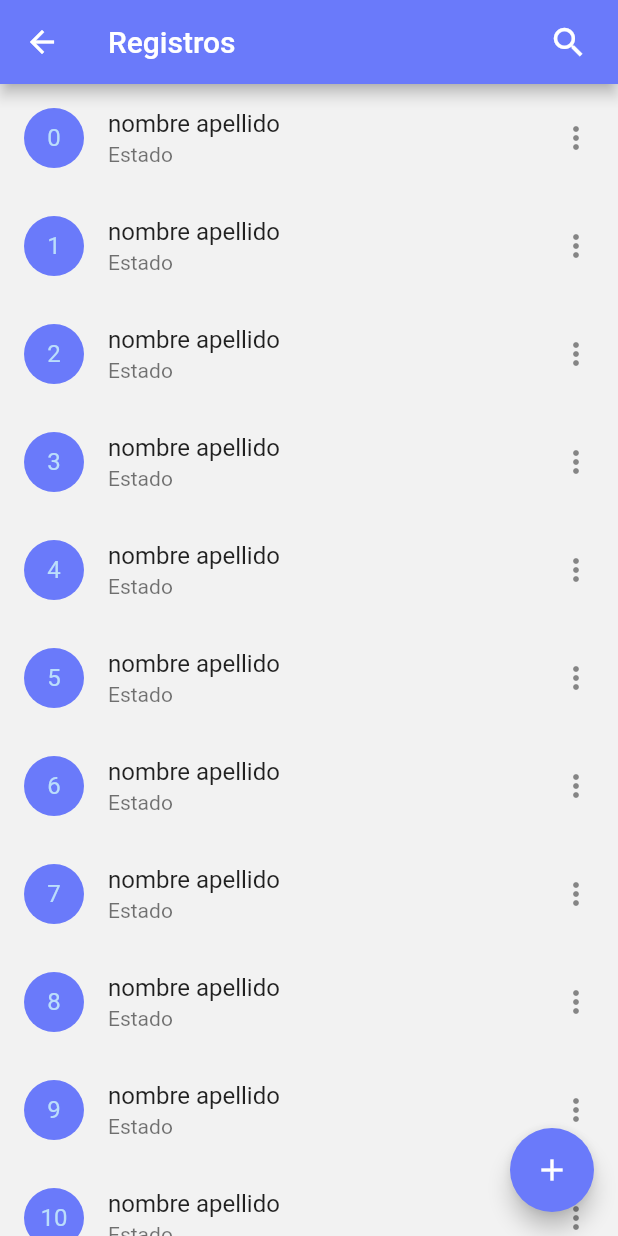
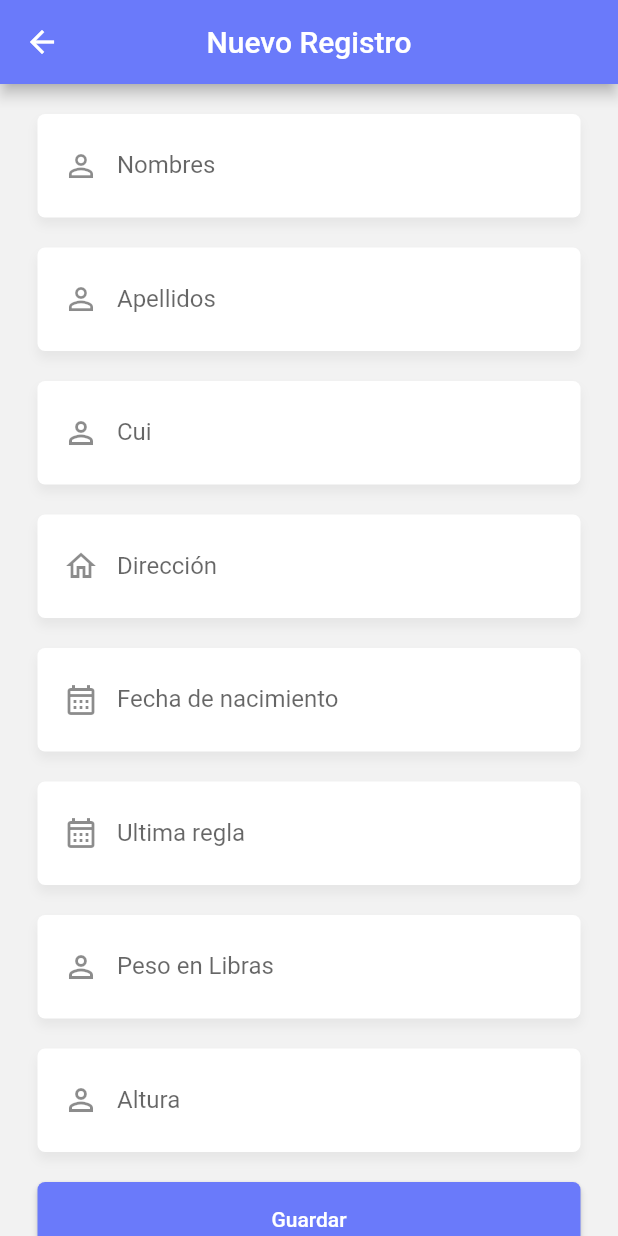
Before and after one commit to Fernatzoc/mobileSalud, a Flutter app: the PregnacyScreen screen opened by its route, after a tap on the "add" icon, on a phone screen of 412 x 824 dp. Run offline on Flutter 3.47's test engine with Material 2 defaults, Android fonts, the phone set to English and light mode, and no system bars; drawn by our look-alikes of date_time_picker; our stand-ins replace flutter_secure_storage, fluttertoast; accounts and stored records are empty; network calls fail.

Commit message:
Pregnacy added

```diff
--- a/lib/main.dart
+++ b/lib/main.dart
@@ -1,9 +1,8 @@
 import 'package:flutter/material.dart';
 import 'package:provider/provider.dart';
 
-import 'providers/user_service.dart';
+import 'providers/index.dart';
 import 'routes/routes.dart';
-import 'providers/auth_service.dart';
 import 'theme.dart';
 
 void main() => runApp(const MyApp());
@@ -17,6 +16,7 @@ class MyApp extends StatelessWidget {
       providers: [
         ChangeNotifierProvider(create: (_) => AuthService()),
         ChangeNotifierProvider(create: (_) => UserService()),
+        ChangeNotifierProvider(create: (_) => PregnancyService()),
       ],
       child: MaterialApp(
         debugShowCheckedModeBanner: false,
--- a/lib/models/index.dart
+++ b/lib/models/index.dart
@@ -1,2 +1,3 @@
 export './user.dart';
-export 'login_response.dart';
+export './login_response.dart';
+export './users_response.dart';
--- a/lib/models/user.dart
+++ b/lib/models/user.dart
@@ -3,6 +3,7 @@ class User {
     this.id,
     this.name,
     this.email,
+    this.rol,
     this.emailVerifiedAt,
     this.createdAt,
     this.updatedAt,
@@ -11,6 +12,7 @@ class User {
   int? id;
   String? name;
   String? email;
+  String? rol;
   String? emailVerifiedAt;
   String? createdAt;
   String? updatedAt;
@@ -19,6 +21,7 @@ class User {
         id: json["id"],
         name: json["name"],
         email: json["email"],
+        rol: json["rol"],
         emailVerifiedAt: json["email_verified_at"],
         createdAt: json["created_at"],
         updatedAt: json["updated_at"],
@@ -28,6 +31,7 @@ class User {
         "id": id,
         "name": name,
         "email": email,
+        "rol": rol,
         "email_verified_at": emailVerifiedAt,
         "created_at": createdAt,
         "updated_at": updatedAt,
--- /dev/null
+++ b/lib/providers/index.dart
@@ -0,0 +1,3 @@
+export './auth_service.dart';
+export './pregnancy_service.dart';
+export './user_service.dart';
--- /dev/null
+++ b/lib/providers/pregnancy_service.dart
@@ -0,0 +1,18 @@
+import 'package:flutter/material.dart';
+
+class PregnancyService with ChangeNotifier {
+  // Validation
+  GlobalKey<FormState> formKey = GlobalKey<FormState>();
+  String names = '';
+  String lastnames = '';
+  String cui = '';
+  String addres = '';
+  String dateOfBirth = '';
+  String lastRule = '';
+  String weight = '';
+  String height = '';
+
+  bool isValidForm() {
+    return formKey.currentState?.validate() ?? false;
+  }
+}
--- a/lib/routes/routes.dart
+++ b/lib/routes/routes.dart
@@ -9,4 +9,5 @@ final Map<String, Widget Function(BuildContext)> appRoutes = {
   'users': (_) => const UsersScreen(),
   'pregnancy': (_) => const PregnacyScreen(),
   'createUser': (_) => const CreateUserScreen(),
+  'createRegister': (_) => const CreateRegisterScreen(),
 };
--- /dev/null
+++ b/lib/screen/create_register_screen.dart
@@ -0,0 +1,203 @@
+import 'package:flutter/material.dart';
+import 'package:date_time_picker/date_time_picker.dart';
+import 'package:provider/provider.dart';
+
+import '../global/validations.dart';
+import '../providers/index.dart';
+import '../widgets/index.dart';
+
+class CreateRegisterScreen extends StatelessWidget {
+  const CreateRegisterScreen({super.key});
+
+  @override
+  Widget build(BuildContext context) {
+    return Scaffold(
+      appBar: AppBar(
+        title: const Text('Nuevo Registro'),
+        centerTitle: true,
+      ),
+      body: SingleChildScrollView(
+        physics: const BouncingScrollPhysics(),
+        child: Column(
+          mainAxisAlignment: MainAxisAlignment.spaceBetween,
+          children: const [_FormPregnant()],
+        ),
+      ),
+    );
+  }
+}
+
+class _FormPregnant extends StatelessWidget {
+  const _FormPregnant({Key? key}) : super(key: key);
+
+  @override
+  Widget build(BuildContext context) {
+    final pregnancyService = Provider.of<PregnancyService>(context);
+
+    return Container(
+      margin: const EdgeInsets.only(top: 20),
+      padding: const EdgeInsets.symmetric(horizontal: 25),
+      child: Form(
+        key: pregnancyService.formKey,
+        autovalidateMode: AutovalidateMode.onUserInteraction,
+        child: Column(
+          children: [
+            CustomInput(
+                icon: Icons.person_outline,
+                placeHolder: 'Nombres',
+                labelText: const Text('Nombres'),
+                keyboadType: TextInputType.name,
+                onChanged: (value) => pregnancyService.names = value!,
+                validator: (value) {
+                  return (value?.trim().isNotEmpty == true)
+                      ? null
+                      : 'El campo nombres es requerido';
+                }),
+            CustomInput(
+                icon: Icons.person_outline,
+                placeHolder: 'Apellidos',
+                labelText: const Text('Apellidos'),
+                keyboadType: TextInputType.name,
+                onChanged: (value) => pregnancyService.lastnames = value!,
+                validator: (value) {
+                  return (value?.trim().isNotEmpty == true)
+                      ? null
+                      : 'El campo apellidos es requerido';
+                }),
+            CustomInput(
+                icon: Icons.perm_identity_outlined,
+                placeHolder: 'Cui',
+                labelText: const Text('Cui'),
+                keyboadType: TextInputType.number,
+                onChanged: (value) => pregnancyService.cui = value!,
+                validator: (value) {
+                  return (value?.trim().isNotEmpty == true)
+                      ? null
+                      : 'El campo cui es requerido';
+                }),
+            CustomInput(
+                icon: Icons.home_outlined,
+                placeHolder: 'Dirección',
+                labelText: const Text('Dirección'),
+                keyboadType: TextInputType.text,
+                onChanged: (value) => pregnancyService.addres = value!,
+                validator: (value) {
+                  return (value?.trim().isNotEmpty == true)
+                      ? null
+                      : 'El campo dirección es requerido';
+                }),
+            Container(
+              padding:
+                  const EdgeInsets.only(top: 5, left: 5, bottom: 5, right: 20),
+              margin: const EdgeInsets.only(bottom: 20),
+              decoration: BoxDecoration(
+                  color: Colors.white,
+                  borderRadius: BorderRadius.circular(5),
+                  boxShadow: <BoxShadow>[
+                    BoxShadow(
+                        color: Colors.black.withOpacity(0.05),
+                        offset: const Offset(0, 5),
+                        blurRadius: 5)
+                  ]),
+              child: DateTimePicker(
+                initialValue: '',
+                firstDate: DateTime(1800),
+                lastDate: DateTime(2030),
+                dateLabelText: 'Fecha de Nacimiento',
+                confirmText: 'Aceptar',
+                cancelText: 'Cancelar',
+                calendarTitle: 'Seleccione Fecha',
+                decoration: const InputDecoration(
+                  hintText: 'Fecha de nacimiento',
+                  focusedBorder: InputBorder.none,
+                  label: Text('Fecha de nacimiento'),
+                  prefixIcon: Icon(Icons.calendar_month_outlined),
+                  border: InputBorder.none,
+                ),
+                onChanged: (value) => pregnancyService.dateOfBirth = value,
+                validator: (value) {
+                  return (value?.trim().isNotEmpty == true)
+                      ? null
+                      : 'El campo cui es requerido';
+                },
+              ),
+            ),
+            Container(
+              padding:
+                  const EdgeInsets.only(top: 5, left: 5, bottom: 5, right: 20),
+              margin: const EdgeInsets.only(bottom: 20),
+              decoration: BoxDecoration(
+                  color: Colors.white,
+                  borderRadius: BorderRadius.circular(5),
+                  boxShadow: <BoxShadow>[
+                    BoxShadow(
+                        color: Colors.black.withOpacity(0.05),
+                        offset: const Offset(0, 5),
+                        blurRadius: 5)
+                  ]),
+              child: DateTimePicker(
+                initialValue: '',
+                firstDate: DateTime(1800),
+                lastDate: DateTime(2030),
+                dateLabelText: 'Ultima regla',
+                confirmText: 'Aceptar',
+                cancelText: 'Cancelar',
+                calendarTitle: 'Seleccione Fecha',
+                decoration: const InputDecoration(
+                  hintText: 'Ultima regla',
+                  focusedBorder: InputBorder.none,
+                  label: Text('Ultima regla'),
+                  prefixIcon: Icon(Icons.calendar_month_outlined),
+                  border: InputBorder.none,
+                ),
+                onChanged: (value) => pregnancyService.lastRule = value,
+                validator: (value) {
+                  return (value?.trim().isNotEmpty == true)
+                      ? null
+                      : 'El campo cui es requerido';
+                },
+              ),
+            ),
+            CustomInput(
+                icon: Icons.perm_identity_outlined,
+                placeHolder: 'Peso en Libras',
+                labelText: const Text('Peso en Libras'),
+                keyboadType: TextInputType.number,
+                onChanged: (value) => pregnancyService.weight = value!,
+                validator: (value) {
+                  return (value?.trim().isNotEmpty == true)
+                      ? null
+                      : 'El campo peso es requerido';
+                }),
+            CustomInput(
+                icon: Icons.perm_identity_outlined,
+                placeHolder: 'Altura',
+                labelText: const Text('Altura'),
+                keyboadType: TextInputType.number,
+                onChanged: (value) => pregnancyService.height = value!,
+                validator: (value) {
+                  return (value?.trim().isNotEmpty == true)
+                      ? null
+                      : 'El campo altura es requerido';
+                }),
+            CustomButton(
+                color: Theme.of(context).primaryColor,
+                text: 'Guardar',
+                onPressed: (() {
+                  FocusScope.of(context).unfocus();
+                  if (!pregnancyService.isValidForm()) return;
+                  print(pregnancyService.names);
+                  print(pregnancyService.lastnames);
+                  print(pregnancyService.cui);
+                  print(pregnancyService.addres);
+                  print(pregnancyService.dateOfBirth);
+                  print(pregnancyService.lastRule);
+                  print(pregnancyService.weight);
+                  print(pregnancyService.height);
+                }))
+          ],
+        ),
+      ),
+    );
+  }
+}
--- a/lib/screen/create_user_screen.dart
+++ b/lib/screen/create_user_screen.dart
@@ -54,6 +54,7 @@ class _FormState extends State<_Form> {
             CustomInput(
               icon: Icons.person_outline,
               placeHolder: 'Nombre',
+              labelText: const Text('Nombre'),
               keyboadType: TextInputType.name,
               onChanged: (value) => userService.name = value!,
               validator: (value) {
@@ -65,6 +66,7 @@ class _FormState extends State<_Form> {
             CustomInput(
               icon: Icons.mail_outline,
               placeHolder: 'Correo',
+              labelText: const Text('Correo'),
               keyboadType: TextInputType.emailAddress,
               onChanged: (value) => userService.email = value!,
               validator: (value) {
@@ -104,6 +106,7 @@ class _FormState extends State<_Form> {
                     prefixIcon: Icon(Icons.admin_panel_settings_outlined),
                     focusedBorder: InputBorder.none,
                     border: InputBorder.none,
+                    label: Text('Rol'),
                     hintText: 'Rol'),
                 validator: (value) {
                   return (value?.trim().isNotEmpty == true)
@@ -116,6 +119,7 @@ class _FormState extends State<_Form> {
             CustomInput(
               icon: Icons.lock_outline,
               placeHolder: 'Contraseña',
+              labelText: const Text('Contraseña'),
               keyboadType: TextInputType.emailAddress,
               isPassword: userService.isObscure,
               suffixIcon: IconButton(
--- a/lib/screen/login_screen.dart
+++ b/lib/screen/login_screen.dart
@@ -75,6 +75,7 @@ class __FormState extends State<_Form> {
             CustomInput(
               icon: Icons.mail_outline,
               placeHolder: 'Correo',
+              labelText: const Text('Correo'),
               keyboadType: TextInputType.emailAddress,
               onChanged: (value) => authService.email = value!,
               validator: (value) {
@@ -91,6 +92,7 @@ class __FormState extends State<_Form> {
               placeHolder: 'Contraseña',
               keyboadType: TextInputType.emailAddress,
               isPassword: authService.isObscure,
+              labelText: const Text('Contraseña'),
               suffixIcon: IconButton(
                   icon: Icon(authService.isObscure
                       ? Icons.visibility
--- a/lib/screen/pregnancy_screen.dart
+++ b/lib/screen/pregnancy_screen.dart
@@ -42,7 +42,7 @@ class PregnacyScreen extends StatelessWidget {
       floatingActionButton: FloatingActionButton(
         backgroundColor: const Color(0xff6A7AFA),
         child: const Icon(Icons.add),
-        onPressed: () {},
+        onPressed: () => Navigator.pushNamed(context, 'createRegister'),
       ),
     );
   }
--- a/lib/screen/screens.dart
+++ b/lib/screen/screens.dart
@@ -3,3 +3,4 @@ export './login_screen.dart';
 export './loading_screen.dart';
 export './pregnancy_screen.dart';
 export './create_user_screen.dart';
+export './create_register_screen.dart';
--- a/lib/widgets/custom_input.dart
+++ b/lib/widgets/custom_input.dart
@@ -3,6 +3,7 @@ import 'package:flutter/material.dart';
 class CustomInput extends StatelessWidget {
   final IconData icon;
   final String placeHolder;
+  final Widget labelText;
   final String? Function(String?)? onChanged;
   final String? Function(String?)? validator;
   final Widget? suffixIcon;
@@ -18,6 +19,7 @@ class CustomInput extends StatelessWidget {
     this.keyboadType = TextInputType.text,
     this.isPassword = false,
     this.suffixIcon,
+    required this.labelText,
   }) : super(key: key);
 
   @override
@@ -39,6 +41,7 @@ class CustomInput extends StatelessWidget {
           keyboardType: keyboadType,
           obscureText: isPassword,
           decoration: InputDecoration(
+              label: labelText,
               prefixIcon: Icon(icon),
               focusedBorder: InputBorder.none,
               border: InputBorder.none,
--- a/pubspec.yaml
+++ b/pubspec.yaml
@@ -40,6 +40,7 @@ dependencies:
   http: ^0.13.5
   flutter_secure_storage: ^6.0.0
   fluttertoast: ^8.0.9
+  date_time_picker: "^2.1.0"
 
 dev_dependencies:
   flutter_test:
```
Also changed, not shown: lib/models/users_response.dart (added, +48 -0 lines), lib/providers/user_service.dart (+40 -0 lines), lib/screen/users_screen.dart (+25 -17 lines), pubspec.lock.
